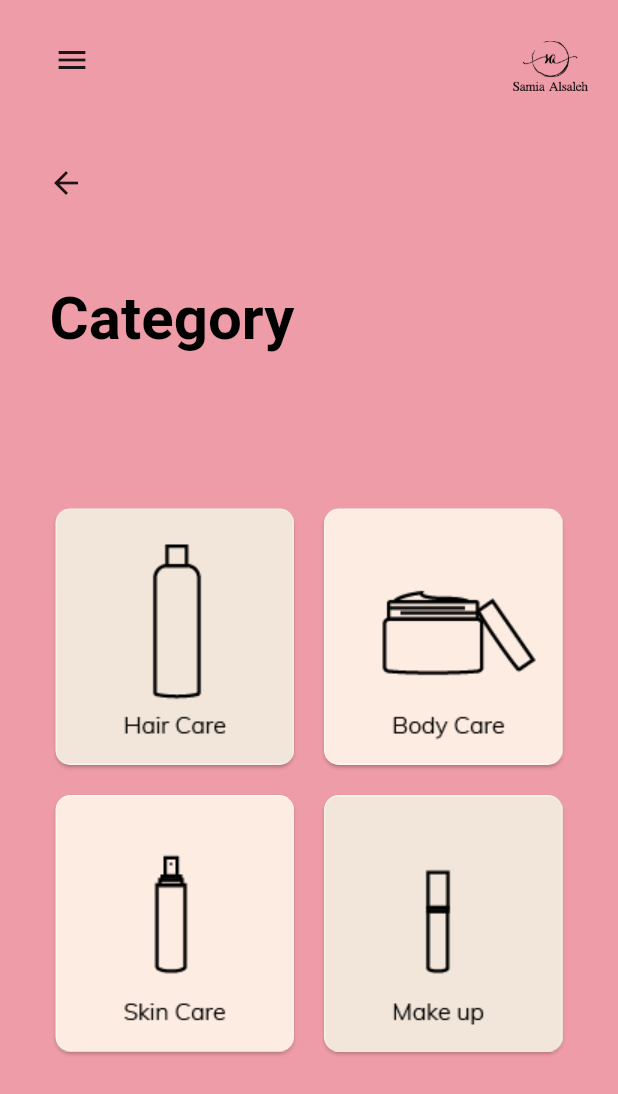
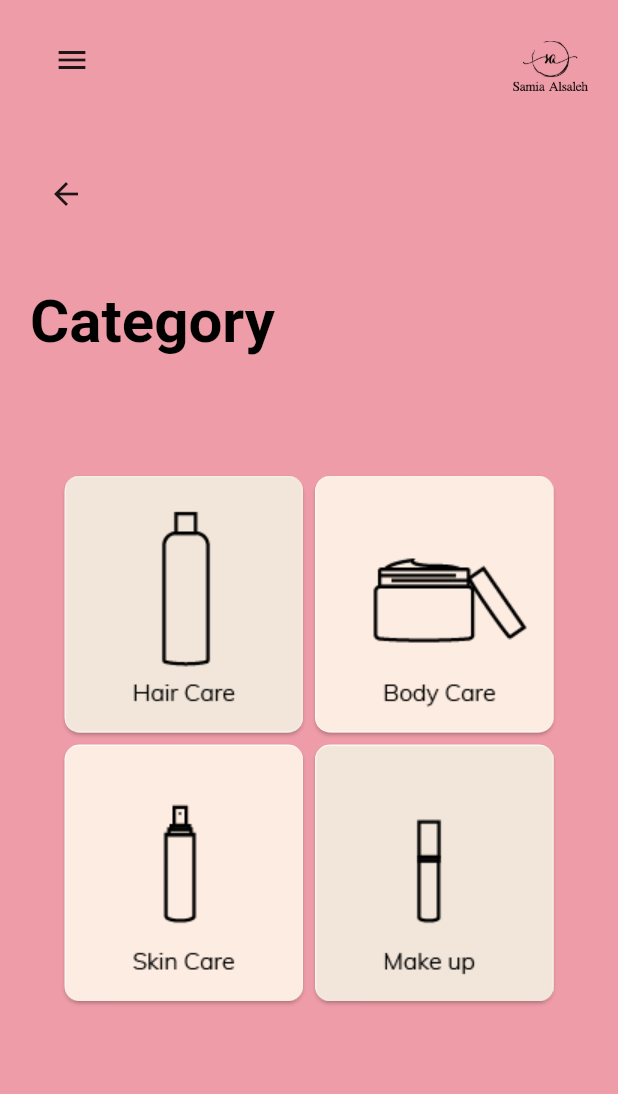
Before and after one commit to dihsarjr/SamihaEC, a Flutter app: the screen it shows after launch, on a phone screen of 412 x 824 dp. Shown: the top 1094 px of the screen. Run offline on Flutter 3.47's test engine with Material 2 defaults, Android fonts, the phone set to English and light mode, and no system bars.

Commit message:
categoryPageFinished

```diff
--- a/lib/widgets/category.dart
+++ b/lib/widgets/category.dart
@@ -32,8 +32,9 @@ class Category extends StatelessWidget {
                     ],
                   ),
                 ),
-                Container(
-                  padding: EdgeInsets.only(top: 30, bottom: 30),
+                Expanded(
+                  flex: 1,
+                  child: Container(
                     child: IconButton(
                         icon: Icon(Icons.arrow_back),
                         //TODO back arrow button
@@ -41,8 +42,10 @@ class Category extends StatelessWidget {
                           print('drawer menu prassed');
                         }),
                   ),
-                Container(
-                  padding: EdgeInsets.all(13),
+                ),
+                Expanded(
+                  flex: 1,
+                  child: Container(
                     child: Text(
                       'Category',
                       style: TextStyle(
@@ -51,22 +54,19 @@ class Category extends StatelessWidget {
                           fontSize: 40),
                     ),
                   ),
+                ),
+                Expanded(
+                  flex: 4,
+                  child: SingleChildScrollView(
+                    child: Column(
+                      children: <Widget>[
                         Container(
-                  margin: EdgeInsets.only(
-                    top: 80,
-                  ),
                           child: Row(
                             mainAxisAlignment: MainAxisAlignment.center,
                             children: <Widget>[
                               Card(
                                 shape: RoundedRectangleBorder(
                                   borderRadius: BorderRadius.circular(10.0),
-                        ),
-                        margin: EdgeInsets.only(
-                          bottom: 10,
-                          top: 10,
-                          right: 10,
-                          left: 10,
                                 ),
                                 child: FlatButton(
                                     padding: EdgeInsets.all(0),
@@ -79,12 +79,6 @@ class Category extends StatelessWidget {
                               Card(
                                 shape: RoundedRectangleBorder(
                                   borderRadius: BorderRadius.circular(10.0),
-                        ),
-                        margin: EdgeInsets.only(
-                          bottom: 10,
-                          top: 10,
-                          right: 10,
-                          left: 10,
                                 ),
                                 child: FlatButton(
                                     padding: EdgeInsets.all(0),
@@ -105,12 +99,6 @@ class Category extends StatelessWidget {
                                 shape: RoundedRectangleBorder(
                                   borderRadius: BorderRadius.circular(10.0),
                                 ),
-                        margin: EdgeInsets.only(
-                          bottom: 10,
-                          top: 10,
-                          right: 10,
-                          left: 10,
-                        ),
                                 child: FlatButton(
                                     padding: EdgeInsets.all(0),
                                     child: Image.asset('images/SkinCare.png'),
@@ -123,12 +111,6 @@ class Category extends StatelessWidget {
                                 shape: RoundedRectangleBorder(
                                   borderRadius: BorderRadius.circular(10.0),
                                 ),
-                        margin: EdgeInsets.only(
-                          bottom: 10,
-                          top: 10,
-                          right: 10,
-                          left: 10,
-                        ),
                                 child: FlatButton(
                                     padding: EdgeInsets.all(0),
                                     child: Image.asset('images/MakeUp.png'),
@@ -139,7 +121,11 @@ class Category extends StatelessWidget {
                               ),
                             ],
                           ),
-                )
+                        ),
+                      ],
+                    ),
+                  ),
+                ),
               ],
             ),
           ),
```
Lines whose indentation alone changed are shown as unchanged.
